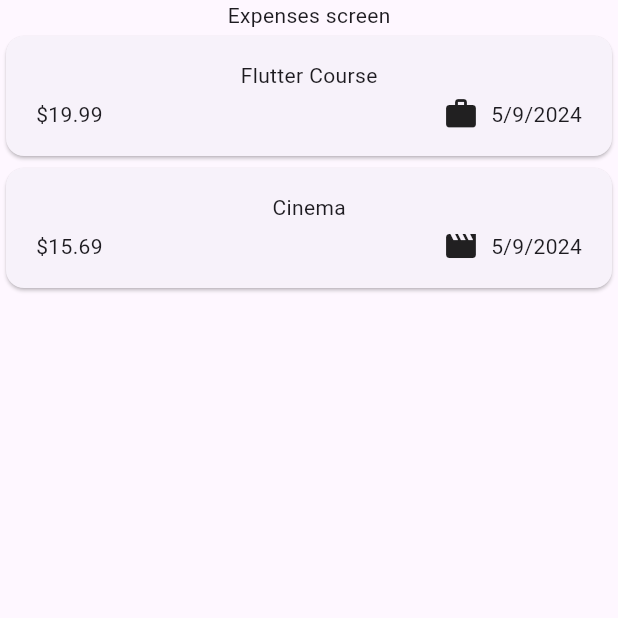
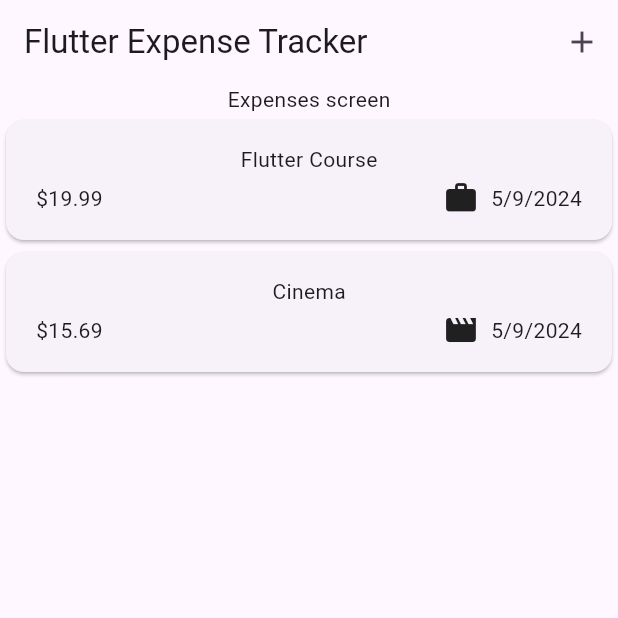
Before and after one commit to IamHaydenNg/expenses, a Flutter app: the screen it shows after launch, on a phone screen of 412 x 824 dp, the top half of it. Run offline on Flutter 3.47's test engine with Material 3 defaults, Android fonts, the phone set to English and light mode, and no system bars.

Commit message:
Add code of class 105: Setting an AppBar with a Title & Actions

```diff
--- a/lib/widgets/expenses.dart
+++ b/lib/widgets/expenses.dart
@@ -30,6 +30,15 @@ class _ExpensesState extends State<Expenses> {
   @override
   Widget build(BuildContext context) {
     return Scaffold(
+      appBar: AppBar(
+        title: const Text('Flutter Expense Tracker'),
+        actions: [
+          IconButton(
+            onPressed: () {},
+            icon: const Icon(Icons.add),
+          )
+        ],
+      ),
       body: Column(
         children: [
           const Text('Expenses screen'),
```
